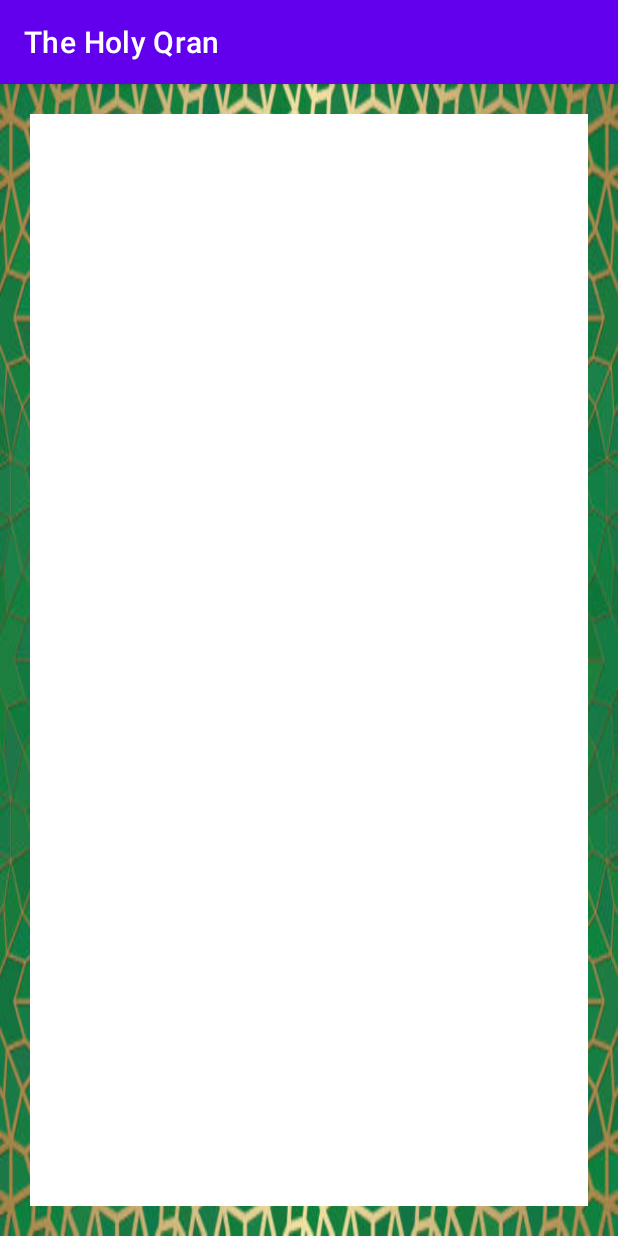
After one commit to Mahnoor786-dev/Noor-e-Quran, an Android app: the surahView screen opened directly, with no data from a screen before it, on a phone screen of 412 x 824 dp. The commit adds this screen. Run offline under Robolectric (Android 15) with nearby library versions, the phone set to English and light mode, and no system bars.

Commit message:
list view for surah added

```diff
--- a/app/src/main/AndroidManifest.xml
+++ b/app/src/main/AndroidManifest.xml
@@ -13,6 +13,12 @@
         android:supportsRtl="true"
         android:theme="@style/Theme.TheHolyQran"
         tools:targetApi="31">
+        <activity
+            android:name=".ayat_list_view"
+            android:exported="false" />
+        <activity
+            android:name=".surahView"
+            android:exported="false" />
         <activity
             android:name=".SurahIndex"
             android:exported="false" />
--- a/app/src/main/java/com/mano/theholyqran/ParaIndex.java
+++ b/app/src/main/java/com/mano/theholyqran/ParaIndex.java
@@ -23,7 +23,7 @@ public class ParaIndex extends AppCompatActivity {
         para = new ParahNames();
         for (int i = 0; i < 30; i++)
         {
-            Index paraa = new Index(para.UrduParahName[i], para.englishParahName[i]);
+            Index paraa = new Index(i+1, para.UrduParahName[i], para.englishParahName[i]);
             paraNames.add(paraa);
         }
         ViewAdapter adapter = new ViewAdapter(this, paraNames);
--- /dev/null
+++ b/app/src/main/java/com/mano/theholyqran/surahView.java
@@ -0,0 +1,20 @@
+package com.mano.theholyqran;
+
+import androidx.appcompat.app.AppCompatActivity;
+
+import android.content.Intent;
+import android.os.Bundle;
+
+public class surahView extends AppCompatActivity {
+
+    @Override
+    protected void onCreate(Bundle savedInstanceState) {
+        super.onCreate(savedInstanceState);
+        setContentView(R.layout.activity_surah_view);
+
+        Intent intent = getIntent();
+        int id = intent.getIntExtra("id", 1);
+
+
+    }
+}
--- /dev/null
+++ b/app/src/main/res/layout/activity_surah_view.xml
@@ -0,0 +1,26 @@
+<?xml version="1.0" encoding="utf-8"?>
+<androidx.constraintlayout.widget.ConstraintLayout xmlns:android="http://schemas.android.com/apk/res/android"
+    xmlns:app="http://schemas.android.com/apk/res-auto"
+    xmlns:tools="http://schemas.android.com/tools"
+    android:layout_width="match_parent"
+    android:layout_height="match_parent"
+    android:background="@drawable/islamic"
+    tools:context=".surahView">
+
+    <ListView
+        android:id="@+id/paraList"
+        android:layout_width="0dp"
+        android:layout_height="0dp"
+        android:layout_marginTop="20dp"
+        android:layout_marginEnd="20dp"
+        android:layout_marginBottom="20dp"
+        android:layout_marginStart="20dp"
+        app:layout_constraintBottom_toBottomOf="parent"
+        app:layout_constraintEnd_toEndOf="parent"
+        app:layout_constraintStart_toStartOf="parent"
+        app:layout_constraintTop_toTopOf="parent"
+        tools:layout_editor_absoluteX="1dp"
+        tools:layout_editor_absoluteY="1dp"
+        android:background="@color/white"
+        />
+</androidx.constraintlayout.widget.ConstraintLayout>
```
Also changed, not shown: app/src/main/java/com/mano/theholyqran/AyatAdapter.java (added, +31 -0 lines), app/src/main/java/com/mano/theholyqran/DatabaseHelper.java (+5 -4 lines), app/src/main/java/com/mano/theholyqran/Index.java (+8 -1 lines), app/src/main/java/com/mano/theholyqran/SurahIndex.java (+13 -0 lines), app/src/main/java/com/mano/theholyqran/ViewAdapter.java (+6 -2 lines), app/src/main/java/com/mano/theholyqran/ayat_list_view.java (added, +14 -0 lines), app/src/main/res/layout/activity_ayat_list_view.xml (added, +22 -0 lines), app/src/main/res/layout/activity_index_list_view.xml (+11 -3 lines).
